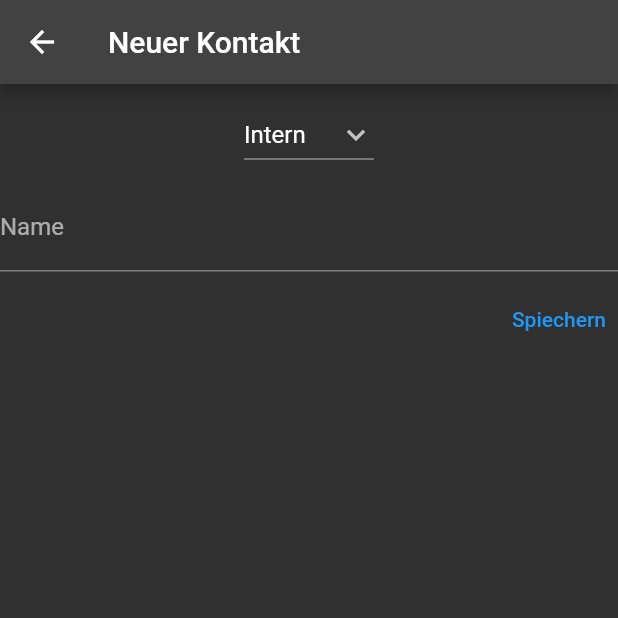
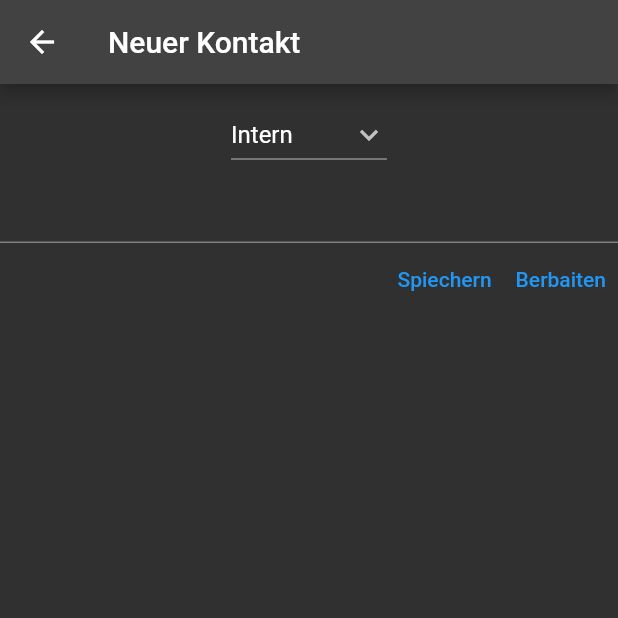
Before and after one commit to besimsherifi/kika_storen, a Flutter app: the AddContactScreen screen opened by its route, after a tap on "Spiechern", on a phone screen of 412 x 824 dp, the top half of it. Run offline on Flutter 3.47's test engine with Material 2 defaults, Android fonts, the light colour scheme and no system bars; our stand-ins replace cloud_firestore, firebase_auth, firebase_core, google_fonts, iconsax; accounts and stored records are empty; network calls fail.

Commit message:
Screens(Contacts) *added the contacts list screen and some crud operations

```diff
--- a/lib/main.dart
+++ b/lib/main.dart
@@ -1,6 +1,7 @@
 import 'package:firebase_auth/firebase_auth.dart';
 import 'package:firebase_core/firebase_core.dart';
 import 'package:flutter/material.dart';
+import 'package:kika_storen/providers/contact_provider.dart';
 import 'package:kika_storen/providers/timer_provider.dart';
 import 'package:kika_storen/screens/Contacts/add_contact_screen.dart';
 import 'package:kika_storen/screens/aufgaben_screen.dart';
@@ -54,7 +55,10 @@ class _MyAppState extends State<MyApp> {
         ),
         ChangeNotifierProvider<TimerProvider>(
           create: (_) => TimerProvider(),
-        )
+        ),
+        ChangeNotifierProvider<ContactProvider>(
+          create: (_) => ContactProvider(),
+        ),
       ],
       child: MaterialApp(
         debugShowCheckedModeBanner: false,
--- a/lib/models/contact.dart
+++ b/lib/models/contacts/contact.dart
@@ -4,4 +4,8 @@ class Contact {
   final String name;
 
   Contact(this.name);
+
+  Map<String, dynamic> toJson() => {
+        'name': name,
+      };
 }
--- /dev/null
+++ b/lib/providers/contact_provider.dart
@@ -0,0 +1,5 @@
+import 'package:flutter/material.dart';
+
+class ContactProvider with ChangeNotifier {
+  String contactCategory = '';
+}
--- a/lib/screens/Contacts/add_contact_screen.dart
+++ b/lib/screens/Contacts/add_contact_screen.dart
@@ -1,9 +1,9 @@
-import 'dart:convert';
-
 import 'package:cloud_firestore/cloud_firestore.dart';
 import 'package:flutter/material.dart';
+import 'package:provider/provider.dart';
 
-import '../../models/contact.dart';
+import '../../providers/contact_provider.dart';
+import '../../services/firestore_service.dart';
 import '../../utils/helper_widgets.dart';
 
 class AddContactScreen extends StatefulWidget {
@@ -20,73 +20,103 @@ class _AddContactScreenState extends State<AddContactScreen> {
     List<DropdownMenuItem<String>> menuItems = [
       const DropdownMenuItem(value: "Intern", child: Text("Intern")),
       const DropdownMenuItem(value: "Extern", child: Text("Extern")),
-      const DropdownMenuItem(value: "Lieferant", child: Text("Lieferant")),
+      const DropdownMenuItem(value: "Lieferanten", child: Text("Lieferanten")),
       const DropdownMenuItem(value: "Kunden", child: Text("Kunden")),
     ];
     return menuItems;
   }
 
-  String selectedValue = 'Intern';
-  final controllerName = TextEditingController();
+  String category = 'Intern';
+  final GlobalKey<FormState> _formKey = GlobalKey<FormState>();
+  final db = FirebaseFirestore.instance;
+  final firestoreService = FirestoreService();
+  var edit = false;
 
   @override
   Widget build(BuildContext context) {
+    final contact = Provider.of<ContactProvider>(context, listen: false);
+    final routeArgs =
+        ModalRoute.of(context)?.settings.arguments as Map<dynamic, dynamic>?;
+    final nameController = TextEditingController(text: routeArgs?['name']);
+    if (routeArgs == null) {
+      edit = true;
+    }
+
     return Scaffold(
       appBar: AppBar(
-        title: const Text('Neuer Kontakt'),
+        title: edit ? const Text('Neuer Kontakt') : const Text('Berbaiten'),
       ),
       body: SingleChildScrollView(
+        child: Form(
+          key: _formKey,
           child: Column(
             children: [
               addVerticalSpace(10),
-            DropdownButton(
-              value: selectedValue,
+              edit
+                  ? DropdownButton(
+                      value: category,
                       icon: const Icon(Icons.keyboard_arrow_down),
                       items: dropdownItems,
                       onChanged: (String? newValue) {
                         setState(() {
-                  selectedValue = newValue!;
+                          category = newValue!;
                         });
                       },
-            ),
-            contactInputs('Name', controllerName),
-            // if (selectedValue != "Intern") contactInputs('Firma'),
-            // if (selectedValue == "Lieferant")
+                    )
+                  : Text(''),
+              // contactInputs('Name'),
+              // if (category != "Intern") contactInputs('Firma'),
+              // if (category == "Lieferant")
               //   contactInputs('Lieferanten-Nummer'),
-            // if (selectedValue == "Lieferant")
+              // if (category == "Lieferant")
               //   contactInputs('Unsere Kunden-Nummer'),
-            // if (selectedValue == "Kunden") contactInputs('Kunden-Nummer'),
+              // if (category == "Kunden") contactInputs('Kunden-Nummer'),
               // contactInputs('Strasse'),
               // contactInputs('PLZ'),
               // contactInputs('Ort'),
               // contactInputs('Telefon'),
               // contactInputs('Mobil'),
               // contactInputs('E-Mail'),
+
+              TextFormField(
+                controller: nameController,
+              ),
               Row(
                 mainAxisAlignment: MainAxisAlignment.end,
                 children: [
                   TextButton(
                     onPressed: () {
-                    final contact = Contact(controllerName.text);
-                    createContact(contact);
-                    print(contact);
+                      firestoreService.addContact(
+                          nameController.text, category);
+                      // addContact(nameController.text);
+
                       // Navigator.pop(context);
                     },
                     child: const Text('Spiechern'),
                   ),
+                  TextButton(
+                      onPressed: () {
+                        // editMode = true;
+                        // final docUser = db
+                        //     .collection('contacts')
+                        //     .doc('G7zz3UnSiNJpqUpWJyF1')
+                        //     .collection('Intern')
+                        //     .doc('Re5IQ9826zG2CaTx1v14');
+                        // docUser.update({'name': 'O lesh'});
+                        // print(docUser);
+
+                        // print(object)
+                        // print(nameController.text);
+                        // print(category);
+                        print(contact.contactCategory);
+                      },
+                      child: const Text('Berbaiten'))
                 ],
               )
             ],
           ),
         ),
+      ),
     );
   }
 }
-
-Future createContact(Contact contact) async {
-  final docContact = FirebaseFirestore.instance
-      .collection('/contacts/xisVa0yhhSlqGwEY67te/Intern/XWP6FkInOW2c15af7ZTX')
-      .doc();
-  final json = jsonEncode(contact);
-  // await docContact.set(json);
-}
--- a/lib/screens/Contacts/kontakten_screen.dart
+++ b/lib/screens/Contacts/kontakten_screen.dart
@@ -32,7 +32,7 @@ class _KontaktenScreenState extends State<KontaktenScreen> {
           ),
           title: const Text('Kontakten'),
         ),
-        body: const TabBarView(
+        body: TabBarView(
           children: [
             ContactsListScreen('Intern'),
             ContactsListScreen('Extern'),
--- /dev/null
+++ b/lib/services/firestore_service.dart
@@ -0,0 +1,26 @@
+import 'package:cloud_firestore/cloud_firestore.dart';
+
+import '../models/contacts/contact.dart';
+
+class FirestoreService {
+  FirebaseFirestore db = FirebaseFirestore.instance;
+
+  Stream<QuerySnapshot<Map<String, dynamic>>> getContacts(String contactType) {
+    return db
+        .collection('contacts')
+        .doc('G7zz3UnSiNJpqUpWJyF1')
+        .collection(contactType)
+        .snapshots();
+  }
+
+  void addContact(name, category) async {
+    Contact contact = Contact(name);
+    await db
+        .collection('contacts')
+        .doc('G7zz3UnSiNJpqUpWJyF1')
+        .collection(category)
+        .add(contact.toJson());
+  }
+}
+
+//TODO id e kontanteve duhet tekstraktohet
--- a/lib/utils/helper_widgets.dart
+++ b/lib/utils/helper_widgets.dart
@@ -12,11 +12,13 @@ Widget addHorizontalSpace(double width) {
   );
 }
 
-Widget contactInputs(String value, TextEditingController controllerValue) {
+Widget contactInputs(
+  String value,
+) {
   return Padding(
     padding: const EdgeInsets.symmetric(vertical: 8.0),
     child: TextFormField(
-      controller: controllerValue,
+      // controller: controllerValue,
       decoration: InputDecoration(
         border: const UnderlineInputBorder(),
         labelText: value,
```
Also changed, not shown: lib/screens/Contacts/contacts_list_screen.dart (+19 -10 lines), 1 other file. Lines whose indentation alone changed are shown as unchanged.
